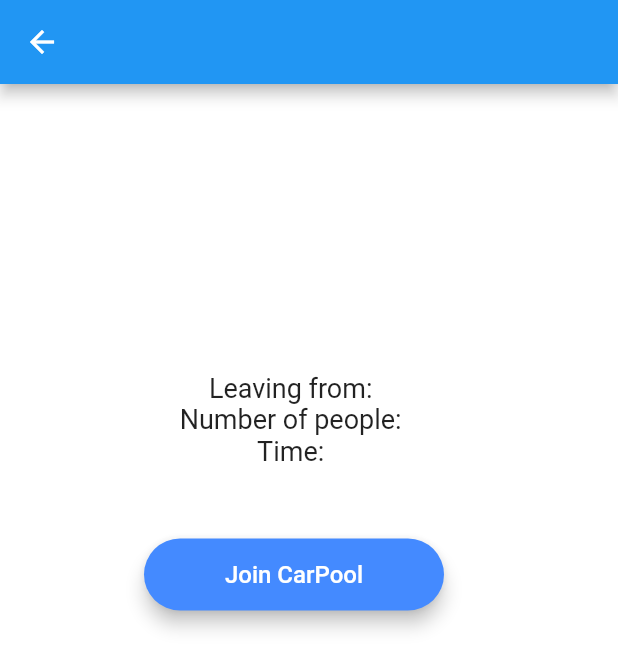
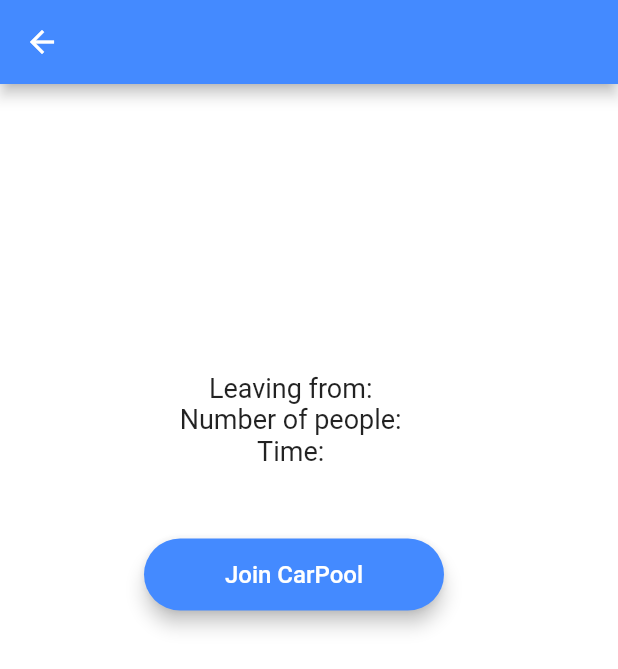
Before and after one commit to Karthik-Kundurthy/hack-gt, a Flutter app: the DetailEventScreen screen opened directly with empty values, on a phone screen of 412 x 824 dp. Shown: the top 669 px of the screen. Run offline on Flutter 3.47's test engine with Material 2 defaults, Android fonts, the phone set to English and light mode, and no system bars; our stand-ins replace cloud_firestore, firebase_auth, firebase_core; accounts and stored records are empty.

Commit message:
Update detail_event_screen.dart

```diff
--- a/carpool/lib/screens/detail_event_screen.dart
+++ b/carpool/lib/screens/detail_event_screen.dart
@@ -48,7 +48,7 @@ class DetailEventScreenState extends State<DetailEventScreen> {
       appBar: AppBar(
           title: Text(
         event.Name,
-      )),
+      ), backgroundColor: Colors.blueAccent),
       body: Padding(
         padding: EdgeInsets.symmetric(horizontal: 96.0),
         child: Column(mainAxisAlignment: MainAxisAlignment.start,
```
